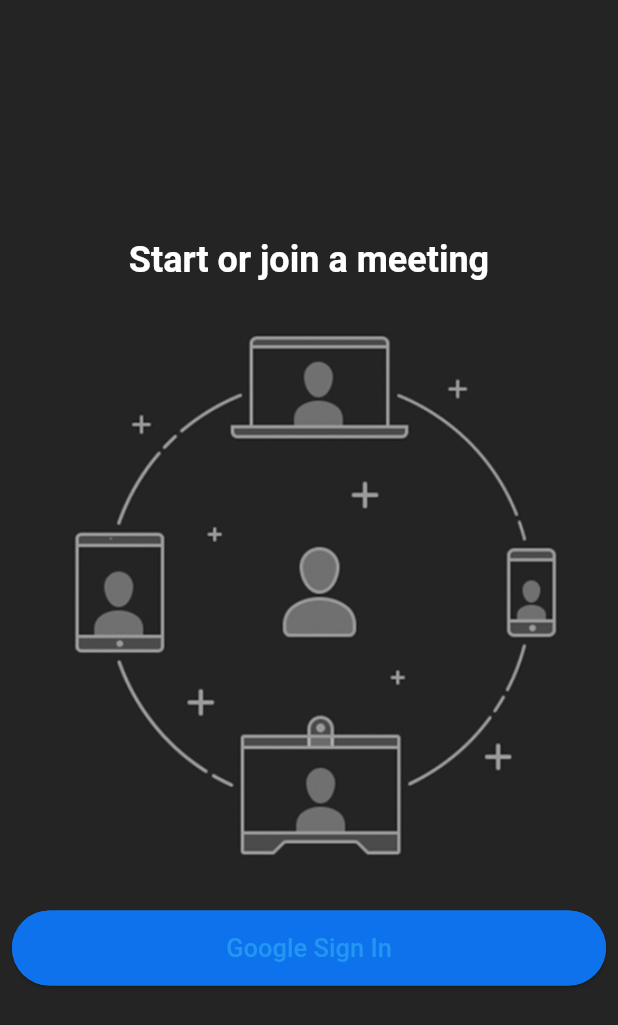
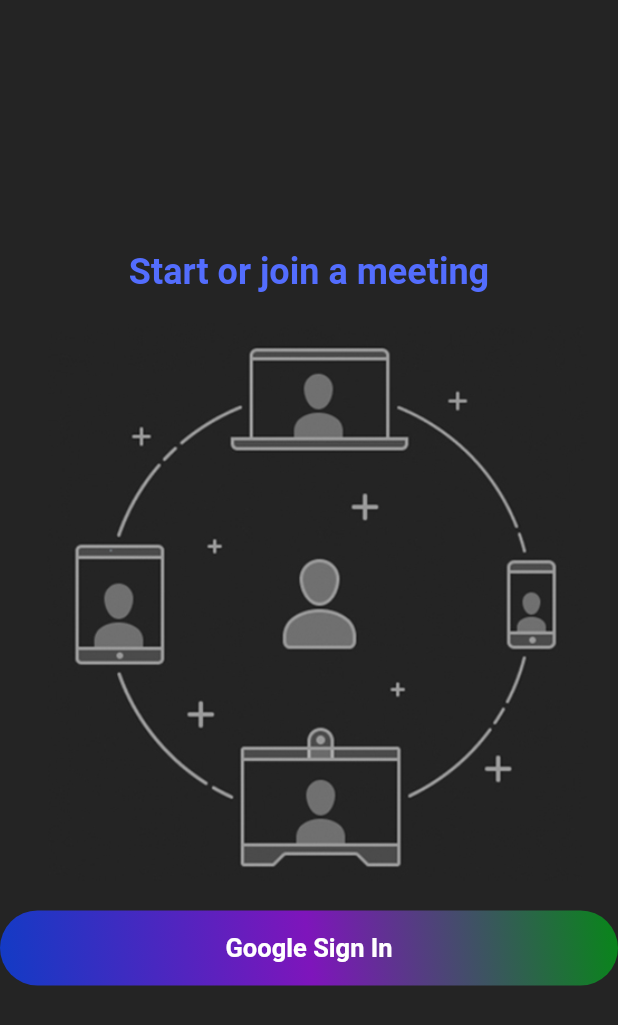
Before and after one commit to shafiul-haque-johny/ZoomAppFlutter, a Flutter app: the screen it shows after launch, on a phone screen of 412 x 824 dp. Shown: the top 1025 px of the screen. Run offline on Flutter 3.47's test engine with Material 2 defaults, Android fonts, the phone set to English and light mode, and no system bars; our stand-ins replace cloud_firestore, firebase_auth, firebase_core, google_sign_in; missing offline and left inert: jitsi_meet_fix; accounts and stored records are empty.

Commit message:
Color Change!

```diff
--- a/lib/screens/login_screen.dart
+++ b/lib/screens/login_screen.dart
@@ -1,5 +1,6 @@
 import 'package:flutter/material.dart';
 import 'package:zoom_clone/resources/auth_methods.dart';
+import 'package:zoom_clone/utils/colors.dart';
 import 'package:zoom_clone/widgets/custom_button.dart';
 
 class LogInScreen extends StatefulWidget {
@@ -23,6 +24,7 @@
             style: TextStyle(
               fontSize: 24,
               fontWeight: FontWeight.bold,
+              color: titleColor,
             ),
           ),
           Padding(
--- a/lib/screens/meeting_screen.dart
+++ b/lib/screens/meeting_screen.dart
@@ -2,6 +2,7 @@
 
 import 'package:flutter/material.dart';
 import 'package:zoom_clone/resources/jitsi_meet_methods.dart';
+import 'package:zoom_clone/utils/colors.dart';
 
 import '../widgets/home_meeting_button.dart';
 
@@ -56,6 +57,7 @@
               style: TextStyle(
                 fontWeight: FontWeight.bold,
                 fontSize: 18,
+                color: titleColor,
               ),
             ),
           ),
--- a/lib/screens/video_call_screen.dart
+++ b/lib/screens/video_call_screen.dart
@@ -55,9 +55,7 @@
         backgroundColor: backgroundColor,
         title: const Text(
           'Join a Meeting',
-          style: TextStyle(
-            fontSize: 18,
-          ),
+          style: TextStyle(fontSize: 18),
         ),
         centerTitle: true,
       ),
--- a/lib/utils/colors.dart
+++ b/lib/utils/colors.dart
@@ -4,3 +4,12 @@
 const buttonColor = Color.fromRGBO(14, 114, 236, 1);
 const footerColor = Color.fromRGBO(26, 26, 26, 1);
 const secondaryBackgroundColor = Color.fromRGBO(46, 46, 46, 1);
+const titleColor = Colors.indigoAccent;
+
+const Color gradient1 = Color.fromRGBO(18, 59, 197, 1.0);
+const Color gradient2 = Color.fromRGBO(126, 21, 187, 1.0);
+const Color gradient3 = Color.fromRGBO(8, 134, 25, 1.0);
+
+const Color gradient4 = Color.fromRGBO(23, 167, 192, 1.0);
+const Color gradient5 = Color.fromRGBO(189, 16, 10, 1.0);
+const Color gradient6 = Color.fromRGBO(232, 187, 7, 1.0);
--- a/lib/widgets/custom_button.dart
+++ b/lib/widgets/custom_button.dart
@@ -9,25 +9,36 @@
 
   @override
   Widget build(BuildContext context) {
-    return Padding(
-      padding: const EdgeInsets.all(8.0),
+    return Container(
+      decoration: BoxDecoration(
+        gradient: const LinearGradient(
+          colors: [
+            gradient1,
+            gradient2,
+            gradient3,
+          ],
+          begin: Alignment.bottomLeft,
+          end: Alignment.topRight,
+        ),
+        borderRadius: BorderRadius.circular(40.0),
+      ),
       child: ElevatedButton(
         onPressed: onPressed,
         style: ElevatedButton.styleFrom(
-          backgroundColor: buttonColor,
+          backgroundColor: Colors.transparent,
+          shadowColor: Colors.transparent,
+          //backgroundColor: titleColor,
           minimumSize: const Size(
             double.infinity,
             50,
-          ),
-          shape: RoundedRectangleBorder(
-            borderRadius: BorderRadius.circular(30.0),
-            side: const BorderSide(color: buttonColor),
           ),
         ),
         child: Text(
           text,
           style: const TextStyle(
             fontSize: 17,
+            fontWeight: FontWeight.bold,
+            color: Colors.white,
           ),
         ),
       ),
```
Also changed, not shown: lib/config.dart (+6 -6 lines), lib/screens/home_screen.dart (+7 -2 lines), lib/widgets/home_meeting_button.dart (+5 -2 lines).
